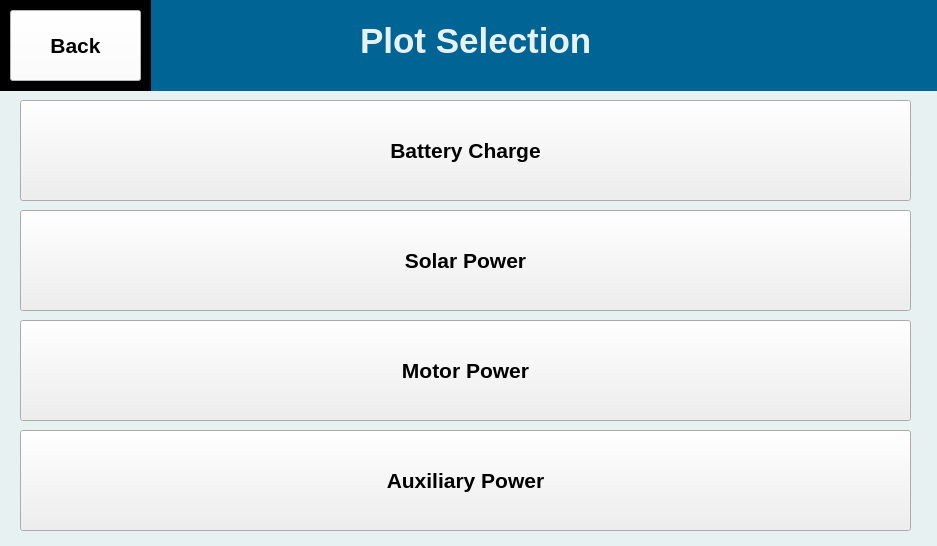
The window that 2025/Main/Plot_Selection.ui (Adimaus999/Solex) describes before a commit, drawn with Qt 5.
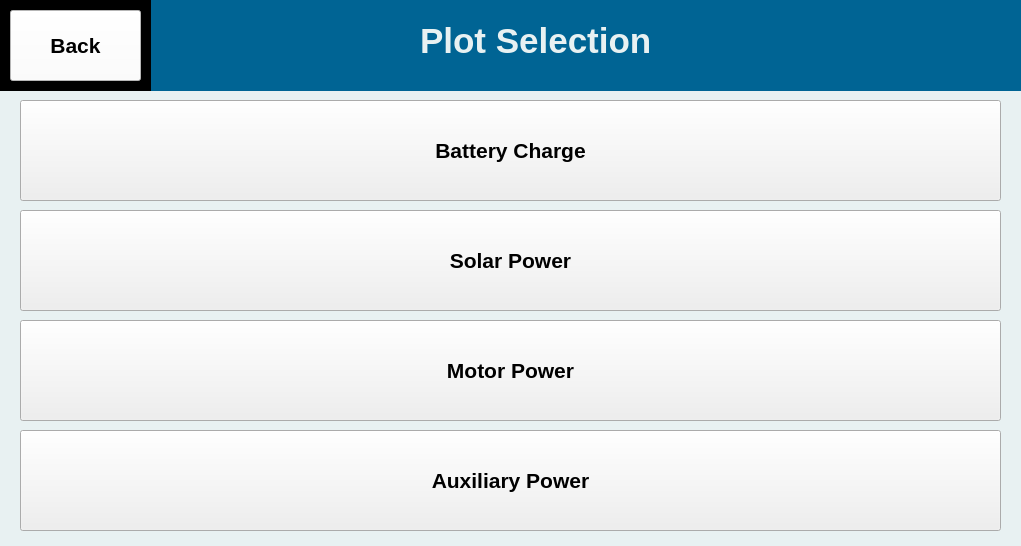
The same window after the commit.

Commit message: Resized UIs

```diff
--- a/2025/Main/Plot_Selection.ui
+++ b/2025/Main/Plot_Selection.ui
@@ -6,7 +6,7 @@
    <rect>
     <x>0</x>
     <y>0</y>
-    <width>937</width>
+    <width>1021</width>
     <height>546</height>
    </rect>
   </property>
@@ -479,7 +479,7 @@
     <rect>
      <x>20</x>
      <y>100</y>
-     <width>891</width>
+     <width>981</width>
      <height>101</height>
     </rect>
    </property>
@@ -499,7 +499,7 @@
     <rect>
      <x>20</x>
      <y>210</y>
-     <width>891</width>
+     <width>981</width>
      <height>101</height>
     </rect>
    </property>
@@ -519,7 +519,7 @@
     <rect>
      <x>20</x>
      <y>320</y>
-     <width>891</width>
+     <width>981</width>
      <height>101</height>
     </rect>
    </property>
@@ -539,7 +539,7 @@
     <rect>
      <x>0</x>
      <y>0</y>
-     <width>941</width>
+     <width>1021</width>
      <height>91</height>
     </rect>
    </property>
@@ -968,7 +968,7 @@
   <widget class="QLabel" name="label_4">
    <property name="geometry">
     <rect>
-     <x>360</x>
+     <x>420</x>
      <y>20</y>
      <width>281</width>
      <height>41</height>
@@ -1406,7 +1406,7 @@
     <rect>
      <x>20</x>
      <y>430</y>
-     <width>891</width>
+     <width>981</width>
      <height>101</height>
     </rect>
    </property>
```
The commit also changes 5 other files.
